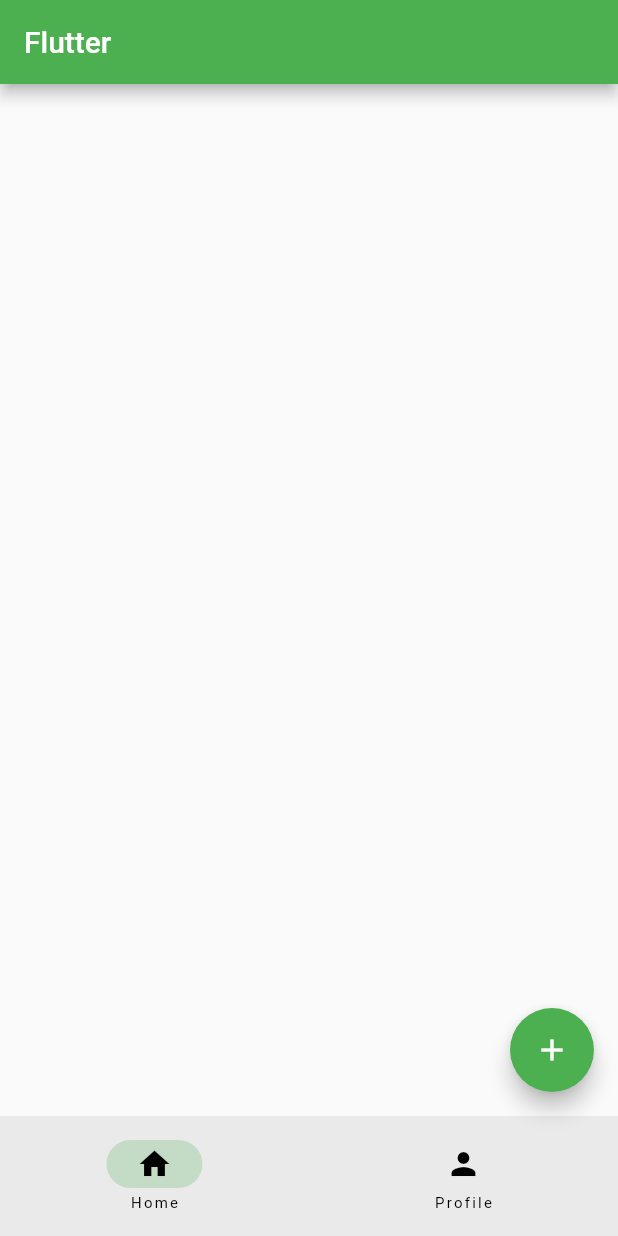
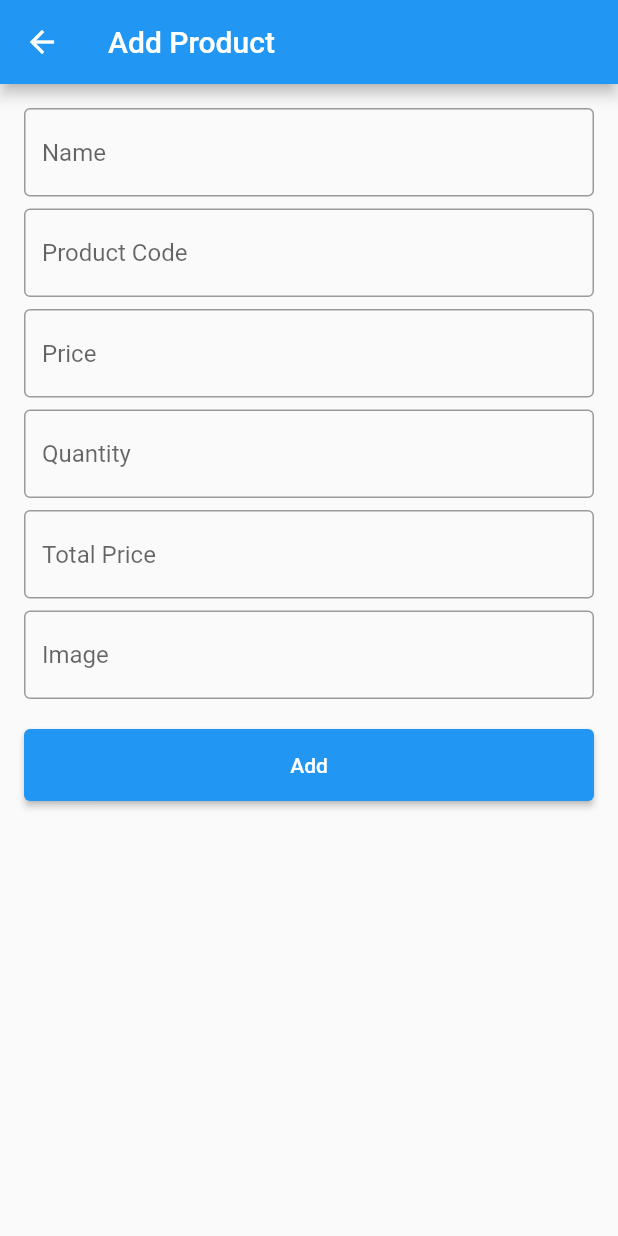
Before and after one commit to mukarrom/flutter_batch_3_practice_with_ostad, a Flutter app: the screen it shows after launch, after a tap on the "add" icon, on a phone screen of 412 x 824 dp. Run offline on Flutter 3.47's test engine with Material 2 defaults, Android fonts, the light colour scheme and no system bars; network calls fail.

Commit message:
Started CRUD app with rest api project with rafat vai live class 1 module 9

```diff
--- a/lib/main.dart
+++ b/lib/main.dart
@@ -1,21 +1,9 @@
 import 'package:flutter/material.dart';
 
-import 'my_practice/new_practice/screen1.dart';
-// import 'package:practice_with_ostad/my_practice/todoApp/myToDoPage.dart';
-// import 'package:practice_with_ostad/rafat/navigation/home.dart';
-// import 'package:practice_with_ostad/rabbil/sum_app.dart';
+import 'rafat/crud_app_rest_api/mainApp.dart';
 
 void main() {
-  runApp(const MyApp());
+  runApp(
+    const CrudRestApiWithRafat(),
+  );
 }
-
-// class MyApp extends StatelessWidget {
-//   const MyApp({super.key});
-
-//   @override
-//   Widget build(BuildContext context) {
-//     return const MaterialApp(
-//       home: ,
-//     );
-//   }
-// }
--- a/lib/rabbil/sum_app.dart
+++ b/lib/rabbil/sum_app/sum_app.dart
@@ -1,5 +1,5 @@
 import 'package:flutter/material.dart';
-import 'package:practice_with_ostad/rabbil/rabbil_style.dart';
+import 'package:practice_with_ostad/rabbil/sum_app/rabbil_style.dart';
 
 class SumApp extends StatelessWidget {
   const SumApp({super.key});
--- /dev/null
+++ b/lib/rafat/crud_app_rest_api/add_new_product_screen.dart
@@ -0,0 +1,84 @@
+import 'package:flutter/material.dart';
+
+class AddNewProductScreen extends StatelessWidget {
+  const AddNewProductScreen({super.key});
+
+  @override
+  Widget build(BuildContext context) {
+    return Scaffold(
+      appBar: AppBar(
+        title: const Text('Add Product'),
+      ),
+      body: SingleChildScrollView(
+        child: Padding(
+          padding: const EdgeInsets.all(16),
+          child: Column(
+            mainAxisAlignment: MainAxisAlignment.start,
+            children: [
+              TextFormField(
+                decoration: const InputDecoration(
+                  hintText: 'Name',
+                ),
+              ),
+              const SizedBox(
+                height: 8,
+              ),
+              TextFormField(
+                decoration: const InputDecoration(
+                  hintText: 'Product Code',
+                ),
+              ),
+              const SizedBox(
+                height: 8,
+              ),
+              TextFormField(
+                decoration: const InputDecoration(
+                  hintText: 'Price',
+                ),
+              ),
+              const SizedBox(
+                height: 8,
+              ),
+              TextFormField(
+                decoration: const InputDecoration(
+                  hintText: 'Quantity',
+                ),
+              ),
+              const SizedBox(
+                height: 8,
+              ),
+              TextFormField(
+                decoration: const InputDecoration(
+                  hintText: 'Total Price',
+                ),
+              ),
+              const SizedBox(
+                height: 8,
+              ),
+              TextFormField(
+                decoration: const InputDecoration(
+                  hintText: 'Image',
+                ),
+              ),
+              const SizedBox(
+                height: 20,
+              ),
+              SizedBox(
+                width: double.infinity,
+                child: ElevatedButton(
+                  style: ElevatedButton.styleFrom(
+                    padding: const EdgeInsets.symmetric(
+                      vertical: 16,
+                    ),
+                  ),
+                  onPressed: () {},
+                  child: const Text('Add'),
+                ),
+              )
+            ],
+          ),
+        ),
+      ),
+    );
+  }
+}
--- /dev/null
+++ b/lib/rafat/crud_app_rest_api/home_screen.dart
@@ -0,0 +1,102 @@
+import 'package:flutter/material.dart';
+import 'package:practice_with_ostad/rafat/crud_app_rest_api/add_new_product_screen.dart';
+
+class HomeScreen extends StatefulWidget {
+  const HomeScreen({super.key});
+
+  @override
+  State<HomeScreen> createState() => _HomeScreenState();
+}
+
+class _HomeScreenState extends State<HomeScreen> {
+  @override
+  Widget build(BuildContext context) {
+    return Scaffold(
+      appBar: AppBar(
+        title: const Text('CRUD'),
+      ),
+      body: ListView.separated(
+        itemCount: 10,
+        itemBuilder: (context, index) {
+          return ListTile(
+            onLongPress: () {
+              showDialog(
+                context: context,
+                builder: (_) {
+                  return AlertDialog(
+                    titlePadding: const EdgeInsets.only(left: 16),
+                    contentPadding: const EdgeInsets.only(
+                      left: 8,
+                      right: 8,
+                      bottom: 8,
+                    ),
+                    title: const Row(
+                      children: [
+                        Text('Choose an action'),
+                        Spacer(),
+                        Icon(Icons.close),
+                      ],
+                    ),
+                    content: Column(
+                      mainAxisSize: MainAxisSize.min,
+                      children: [
+                        ListTile(
+                          onTap: () {},
+                          leading: const Icon(Icons.edit),
+                          title: const Text('Edit'),
+                        ),
+                        const Divider(
+                          height: 0,
+                        ),
+                        ListTile(
+                          onTap: () {},
+                          leading: const Icon(Icons.delete),
+                          title: const Text('Delete'),
+                        ),
+                      ],
+                    ),
+                  );
+                },
+              );
+            },
+            title: const Text('Product Name'),
+            subtitle: const Column(
+              crossAxisAlignment: CrossAxisAlignment.start,
+              children: [
+                Text('Product code'),
+                Text('Total price'),
+                Text('Available units'),
+              ],
+            ),
+            leading: Image.network(
+              'https://images.unsplash.com/photo-1517336714731-489689fd1ca8?ixlib=rb-4.0.3&ixid=M3wxMjA3fDB8MHxzZWFyY2h8Mnx8bWFjYm9vayUyMHByb3xlbnwwfHwwfHx8MA%3D%3D&w=1000&q=80',
+              width: 50,
+              errorBuilder: (_, __, ___) {
+                return const Icon(
+                  Icons.image,
+                  size: 32,
+                );
+              },
+            ),
+            trailing: const Text('Unit price'),
+          );
+        },
+        separatorBuilder: (BuildContext context, int index) {
+          return const Divider(
+            height: 0,
+          );
+        },
+      ),
+      floatingActionButton: FloatingActionButton(
+        onPressed: () {
+          Navigator.push(
+              context,
+              MaterialPageRoute(
+                builder: ((context) => const AddNewProductScreen()),
+              ));
+        },
+        child: const Icon(Icons.add),
+      ),
+    );
+  }
+}
--- /dev/null
+++ b/lib/rafat/crud_app_rest_api/mainApp.dart
@@ -0,0 +1,19 @@
+import 'package:flutter/material.dart';
+
+import 'home_screen.dart';
+
+class CrudRestApiWithRafat extends StatelessWidget {
+  const CrudRestApiWithRafat({super.key});
+
+  @override
+  Widget build(BuildContext context) {
+    return MaterialApp(
+      theme: ThemeData(
+        inputDecorationTheme: const InputDecorationTheme(
+          border: OutlineInputBorder(),
+        ),
+      ),
+      home: const HomeScreen(),
+    );
+  }
+}
```
Also changed, not shown: lib/rabbil/counter_app/counter_app.dart (renamed from lib/rabbil/counter_app.dart), lib/rabbil/sum_app/rabbil_style.dart (renamed from lib/rabbil/rabbil_style.dart).
